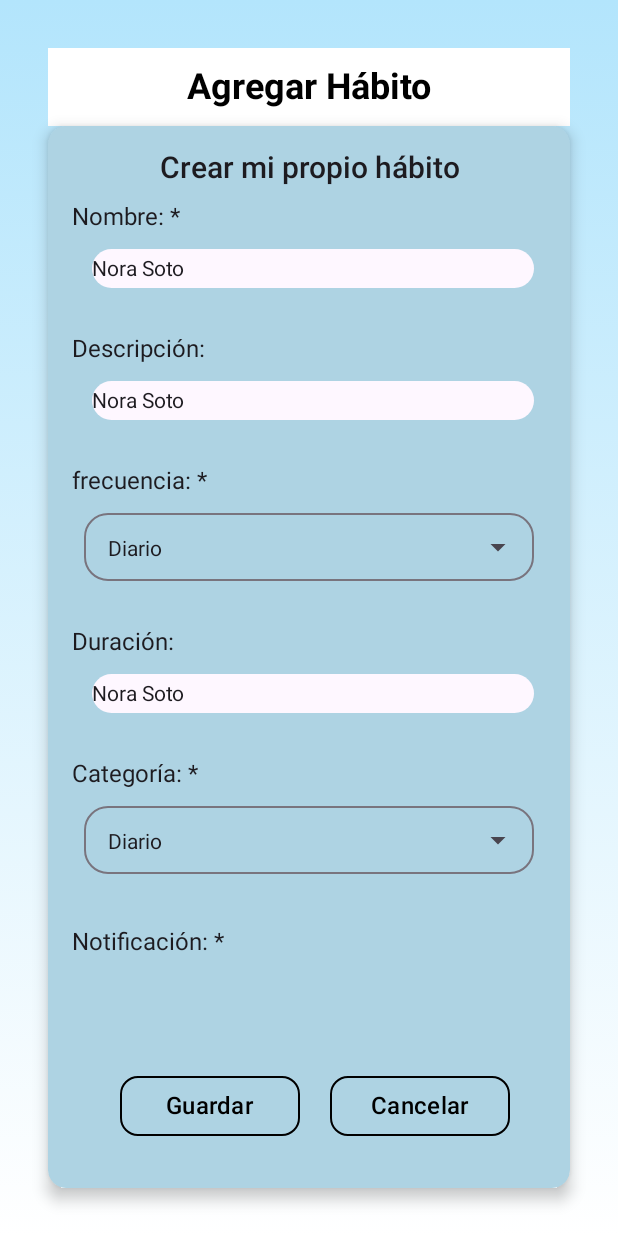
After one commit to eddn-dev/TibiBalanceApp, an Android app built with Jetpack Compose: the @Preview function FeatureAddHabitScreenPreview, on a phone screen of 412 x 824 dp. The commit adds this screen. Run offline under Robolectric (Android 15) with nearby library versions, the phone set to English and light mode, and no system bars.

Commit message:
pantallas terminadas Alejandro Login,ResetPassword y avance AddHabit

```diff
--- a/app/src/main/java/com/app/tibibalance/ui/components/Alert.kt
+++ b/app/src/main/java/com/app/tibibalance/ui/components/Alert.kt
@@ -9,7 +9,6 @@ import androidx.compose.material.icons.filled.CheckCircle
 import androidx.compose.material.icons.filled.Warning
 import androidx.compose.material.icons.filled.Error
 import androidx.compose.material3.Icon
-import androidx.compose.material3.MaterialTheme
 import androidx.compose.material3.Text
 import androidx.compose.runtime.Composable
 import androidx.compose.ui.Alignment
--- a/app/src/main/java/com/app/tibibalance/ui/components/IconContainer.kt
+++ b/app/src/main/java/com/app/tibibalance/ui/components/IconContainer.kt
@@ -1,6 +1,5 @@
 package com.app.tibibalance.ui.components
 
-import com.app.tibibalance.R
 import androidx.compose.foundation.background
 import androidx.compose.foundation.layout.*
 import androidx.compose.foundation.shape.CircleShape
@@ -10,7 +9,6 @@ import androidx.compose.ui.Alignment
 import androidx.compose.ui.Modifier
 import androidx.compose.ui.graphics.Color
 import androidx.compose.ui.graphics.vector.ImageVector
-import androidx.compose.ui.tooling.preview.Preview
 import androidx.compose.ui.unit.dp
 
 @Suppress("UNUSED_FUNCTION")
--- /dev/null
+++ b/app/src/main/java/com/app/tibibalance/ui/preview/FeatureAddHabitScreenPreview.kt
@@ -0,0 +1,11 @@
+package com.app.tibibalance.ui.preview
+
+import androidx.compose.runtime.Composable
+import androidx.compose.ui.tooling.preview.Preview
+import com.app.tibibalance.ui.screens.FeatureAddHabitScreen
+
+@Preview
+@Composable
+fun FeatureAddHabitScreenPreview() {
+    FeatureAddHabitScreen()
+}
--- /dev/null
+++ b/app/src/main/java/com/app/tibibalance/ui/screens/FeatureAddHabitScreen.kt
@@ -0,0 +1,192 @@
+package com.app.tibibalance.ui.screens
+
+import androidx.compose.foundation.layout.Arrangement
+import androidx.compose.foundation.layout.Box
+import androidx.compose.foundation.layout.Column
+import androidx.compose.foundation.layout.Row
+import androidx.compose.foundation.layout.Spacer
+import androidx.compose.foundation.layout.fillMaxSize
+import androidx.compose.foundation.layout.fillMaxWidth
+import androidx.compose.foundation.layout.height
+import androidx.compose.foundation.layout.padding
+import androidx.compose.foundation.layout.width
+import androidx.compose.foundation.layout.wrapContentHeight
+import androidx.compose.runtime.Composable
+import androidx.compose.runtime.getValue
+import androidx.compose.runtime.mutableStateOf
+import androidx.compose.runtime.remember
+import androidx.compose.runtime.setValue
+import androidx.compose.ui.Alignment
+import androidx.compose.ui.Modifier
+import androidx.compose.ui.text.style.TextAlign
+import androidx.compose.ui.unit.dp
+import com.app.tibibalance.R
+import com.app.tibibalance.ui.components.Description
+import com.app.tibibalance.ui.components.FormContainer
+import com.app.tibibalance.ui.components.Header
+import com.app.tibibalance.ui.components.ImageContainer
+import com.app.tibibalance.ui.components.InputSelect
+import com.app.tibibalance.ui.components.InputText
+import com.app.tibibalance.ui.components.SecondaryButton
+import com.app.tibibalance.ui.components.Subtitle
+
+
+@Composable
+fun FeatureAddHabitScreen() {
+    // Contenido de la pantalla
+    GradientBackgroundScreen {
+        // Contenido de la pantalla
+        Box(
+            modifier = Modifier
+                .fillMaxSize()
+            //.background(Color(0xFFf5f5f5)) // Fondo gris claro
+        ) {
+
+            Column(
+                modifier = Modifier
+                    .align(Alignment.Center)
+                    .padding(16.dp)
+            ) {
+                Header(
+                    title = "Agregar Hábito",
+                    showBackButton = false,
+                    profileImage = null
+                )
+
+                FormContainer (
+                    modifier = Modifier
+                        .height(734.dp)  // Establece un alto específico
+                ){
+
+                    Subtitle(
+                        text = "Crear mi propio hábito",
+                        modifier = Modifier
+                            .fillMaxWidth()
+                            .wrapContentHeight(Alignment.CenterVertically),
+                        textAlign = TextAlign.Center
+                    )
+
+                    Description(
+                        text = "Nombre: *",
+                        modifier = Modifier
+                            .fillMaxWidth(),
+                        textAlign = TextAlign.Start
+                    )
+                    var nombre by remember { mutableStateOf("Nora Soto") }
+                    InputText(
+                        value = nombre,
+                        onValueChange = { nombre = it }
+                    )
+                    Spacer(modifier = Modifier.height(7.dp))
+
+                    Description(
+                        text = "Descripción:",
+                        modifier = Modifier
+                            .fillMaxWidth(),
+                        textAlign = TextAlign.Start
+                    )
+                    var descripcion by remember { mutableStateOf("Nora Soto") }
+                    InputText(
+                        value = descripcion,
+                        onValueChange = { descripcion = it }
+                    )
+                    Spacer(modifier = Modifier.height(7.dp))
+
+                    Description(
+                        text = "frecuencia: *",
+                        modifier = Modifier
+                            .fillMaxWidth(),
+                        textAlign = TextAlign.Start
+                    )
+                    var frecuencia by remember { mutableStateOf("Diario") }
+                    InputSelect(
+                        options = listOf("Diario", "Semanal", "Mensual"),
+                        selectedOption = frecuencia,
+                        onOptionSelected = { frecuencia = it }
+                    )
+                    Spacer(modifier = Modifier.height(7.dp))
+
+                    Description(
+                        text = "Duración:",
+                        modifier = Modifier
+                            .fillMaxWidth(),
+                        textAlign = TextAlign.Start
+                    )
+                    var duracion by remember { mutableStateOf("Nora Soto") }
+                    InputText(
+                        value = duracion,
+                        onValueChange = { duracion = it }
+                    )
+                    Spacer(modifier = Modifier.height(7.dp))
+
+
+                    Description(
+                        text = "Categoría: *",
+                        modifier = Modifier
+                            .fillMaxWidth(),
+                        textAlign = TextAlign.Start
+                    )
+                    var categoria by remember { mutableStateOf("Diario") }
+                    InputSelect(
+                        options = listOf("Diario", "Semanal", "Mensual"),
+                        selectedOption = categoria,
+                        onOptionSelected = { categoria = it }
+                    )
+
+                    Spacer(modifier = Modifier.height(12.dp))
+                    Row(
+                        modifier = Modifier
+                            .fillMaxWidth()
+                            .padding(bottom = 16.dp),
+                        horizontalArrangement = Arrangement.Center,
+                        verticalAlignment = Alignment.CenterVertically
+                    ) {
+                        Description(
+                            text = "Notificación: *",
+                            modifier = Modifier
+                                .fillMaxWidth(),
+                            textAlign = TextAlign.Start
+                        )
+
+                        /*ImageContainer(
+                            imageResId = R.drawable.ic_buttonnotification_image,  // Reemplaza con tu imagen
+                            contentDescription = "Imagen de inicio", // Descripción de la imagen
+                            modifier = Modifier
+                                //.fillMaxWidth()
+                                .height(70.dp)
+                                .width(70.dp)
+                                .padding(bottom = 32.dp)
+                        )*/
+                    }
+
+
+                    Spacer(modifier = Modifier.height(40.dp))
+
+                    Row(
+                        modifier = Modifier
+                            .fillMaxWidth()
+                            .padding(bottom = 16.dp),
+                        horizontalArrangement = Arrangement.Center,
+                        verticalAlignment = Alignment.CenterVertically
+                    ) {
+
+                        Spacer(modifier = Modifier.width(8.dp))
+                        SecondaryButton(
+                            text = "Guardar",
+                            onClick = {}
+                        )
+                        Spacer(modifier = Modifier.width(20.dp)) // 1f es un peso relativo
+
+
+                        SecondaryButton(
+                            text = "Cancelar",
+                            onClick = {}
+                        )
+                    }
+
+                }
+
+            }
+        }
+    }
+}
```
Also changed, not shown: app/src/main/res/drawable/ic_buttonnotification_image.png (added).
